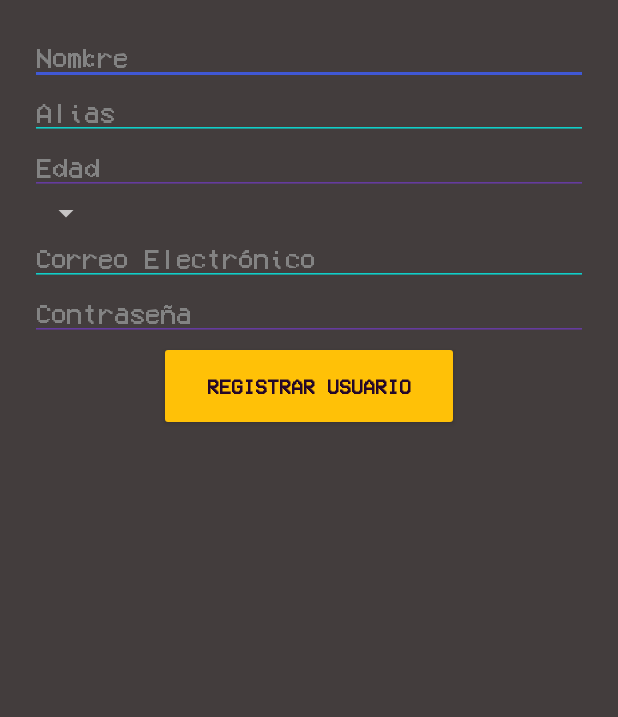
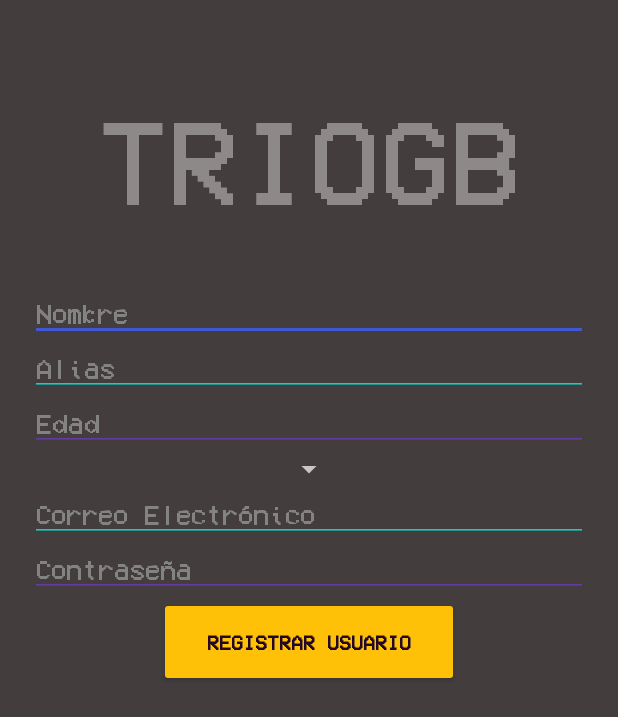
Before and after one commit to miguelaguilarv/TRIOGB, an Android app: the RegistroActivity screen opened directly, with no data from a screen before it, on a phone screen of 412 x 824 dp. Shown: the top 717 px of the screen. Run offline under Robolectric (Android 15) with nearby library versions, the light colour scheme and no system bars; our stand-ins replace Firebase (no records; nobody signed in at launch, a user with empty details on screens opened directly).

Commit message:
Cambios en login y registro

```diff
--- a/app/src/main/res/layout/activity_registro.xml
+++ b/app/src/main/res/layout/activity_registro.xml
@@ -22,6 +22,19 @@
         android:layout_width="match_parent"
         android:layout_height="match_parent"
         android:orientation="vertical">
+
+        <TextView
+            android:layout_width="match_parent"
+            android:layout_height="wrap_content"
+            android:text="TRIOGB"
+            android:fontFamily="@font/triogb"
+            android:textSize="80sp"
+            android:gravity="center"
+            android:textColor="#8E8989"
+            android:layout_marginTop="50dp"
+            android:layout_marginBottom="50dp">
+
+        </TextView>
 
         <EditText
             android:id="@+id/editTextName"
@@ -53,11 +66,17 @@
             android:backgroundTint="#653B9F"
             android:hint="Edad" />
 
+
         <Spinner
         android:id="@+id/paises"
         android:layout_width="wrap_content"
         android:layout_height="wrap_content"
+
         android:spinnerMode="dropdown"
+
+
+            android:layout_gravity="center"
+
         app:layout_constraintBottom_toBottomOf="parent"
         app:layout_constraintEnd_toEndOf="parent"
         app:layout_constraintStart_toStartOf="parent" />
```
Also changed, not shown: app/src/main/res/layout/activity_login.xml (+14 -0 lines), app/src/main/res/values/strings.xml (+9 -0 lines).
